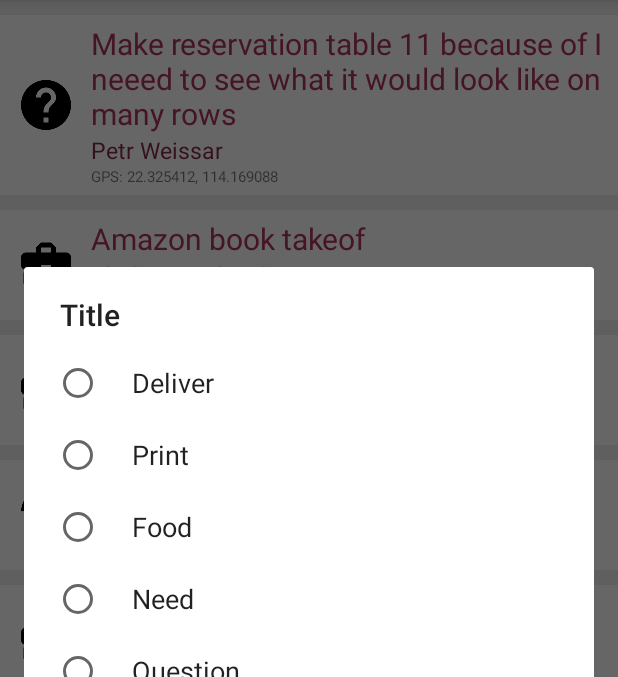
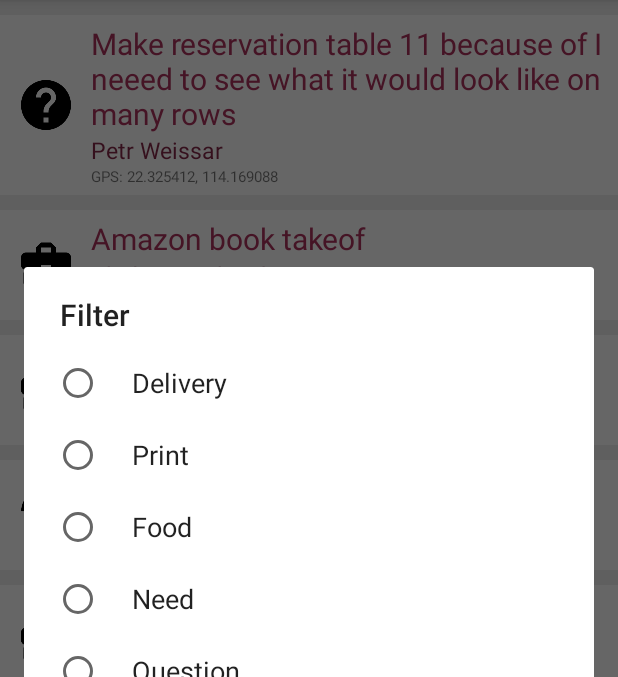
Before and after one commit to thenracker/cityuhelper, an Android app: the screen it shows after launch (MainActivity), after a tap on "FILTER", on a phone screen of 412 x 824 dp, the part 84-761 px from its top. Run offline under Robolectric (Android 15) with nearby library versions, the phone set to English and light mode, and no system bars.

Commit message:
Another changes in languages

```diff
--- a/app/src/main/java/cz/uhk/cityuhelper/ItemRecylerAdapter.java
+++ b/app/src/main/java/cz/uhk/cityuhelper/ItemRecylerAdapter.java
@@ -169,8 +169,8 @@ public class ItemRecylerAdapter extends RecyclerView.Adapter<ItemRecylerAdapter.
         public boolean onLongClick(View view) {
 
             new AlertDialog.Builder(mContext)
-                    .setTitle("Removing item")
-                    .setMessage("Are you sure you want to remove this item?")
+                    .setTitle(mContext.getResources().getString(R.string.removing))
+                    .setMessage(mContext.getResources().getString(R.string.areyousure))
                     .setPositiveButton(android.R.string.yes, new DialogInterface.OnClickListener() {
 
                         public void onClick(DialogInterface dialog, int whichButton) {
--- a/app/src/main/java/cz/uhk/cityuhelper/MainActivity.java
+++ b/app/src/main/java/cz/uhk/cityuhelper/MainActivity.java
@@ -14,6 +14,7 @@ import android.widget.ListView;
 
 import java.util.ArrayList;
 
+import cz.uhk.cityuhelper.model.EnumStringConverter;
 import cz.uhk.cityuhelper.model.Item;
 
 public class MainActivity extends AppCompatActivity {
@@ -33,7 +34,6 @@ public class MainActivity extends AppCompatActivity {
             items.clear();
             items.addAll(StorageManager.loadArray(getApplicationContext()));
             adapter.animateTo(items);
-            System.out.println("resumed new data show up");
         }
     }
 
@@ -82,28 +82,24 @@ public class MainActivity extends AppCompatActivity {
             AlertDialog.Builder alertDialogBuilder = new AlertDialog.Builder(this);
 
 
-            alertDialogBuilder.setTitle("Title");
+            alertDialogBuilder.setTitle( getResources().getString(R.string.action_filter) );
             alertDialogBuilder
                     .setCancelable(false)
-                    .setSingleChoiceItems(Item.Type.getStringValues(), -1, null)
-                    .setPositiveButton("Filter", new DialogInterface.OnClickListener() {
+                    .setSingleChoiceItems(new EnumStringConverter(getApplicationContext()).enumToString(Item.Type.values()), -1, null)
+                    .setPositiveButton( getResources().getString(R.string.action_filter ), new DialogInterface.OnClickListener() {
                         public void onClick(DialogInterface dialog, int id) {
                             ListView lw = ((AlertDialog) dialog).getListView();
 
                             if(lw.getCheckedItemPosition() > -1){
                                 Object checkedItem = lw.getAdapter().getItem(lw.getCheckedItemPosition());
-                                for(Item.Type t : Item.Type.values()){
-                                    if(t.toString().equals(checkedItem)){
-                                        adapter.filter(t, items);
-                                    }
-                                }
+                                adapter.filter(new EnumStringConverter(getApplicationContext()).getEnumForString((String)checkedItem), items);
                             }
 
                             else
                                 dialog.dismiss();
                         }
                     })
-                    .setNegativeButton("Show All", new DialogInterface.OnClickListener() {
+                    .setNegativeButton( getResources().getString(R.string.showAll), new DialogInterface.OnClickListener() {
                         public void onClick(DialogInterface dialog, int id) {
                             adapter.filter(null,items);
                             dialog.cancel();
--- a/app/src/main/java/cz/uhk/cityuhelper/NewItemActivity.java
+++ b/app/src/main/java/cz/uhk/cityuhelper/NewItemActivity.java
@@ -121,7 +121,7 @@ public class NewItemActivity extends AppCompatActivity {
                 PreferenceManager.getDefaultSharedPreferences(getApplicationContext()).edit().putString("email", editEmail.getText().toString()).commit();
 
 
-                Toast.makeText(getApplicationContext(), "I'm saving your task..", Toast.LENGTH_SHORT).show();
+                Toast.makeText(getApplicationContext(), getResources().getString(R.string.saving), Toast.LENGTH_SHORT).show();
 
                 StorageManager.saveObject(getApplicationContext(),newItem);
 
--- a/app/src/main/res/values/strings.xml
+++ b/app/src/main/res/values/strings.xml
@@ -27,4 +27,9 @@
     <string name="question">Question</string>
     <string name="need">Need</string>
 
+    <string name="saving">Saving the item...</string>
+    <string name="showAll">Show all</string>
+    <string name="removing">Removing</string>
+    <string name="areyousure">Are you sure you want to delete this item?</string>
+
 </resources>
```
Also changed, not shown: 1 other file.
